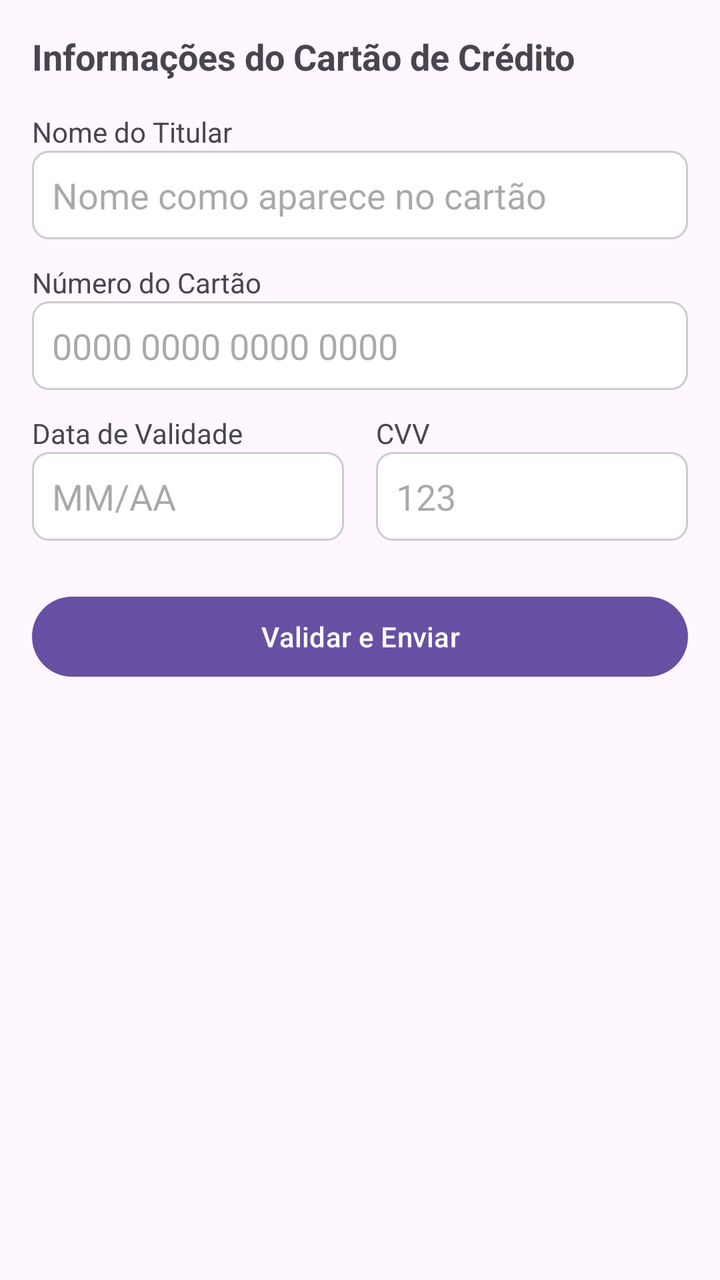
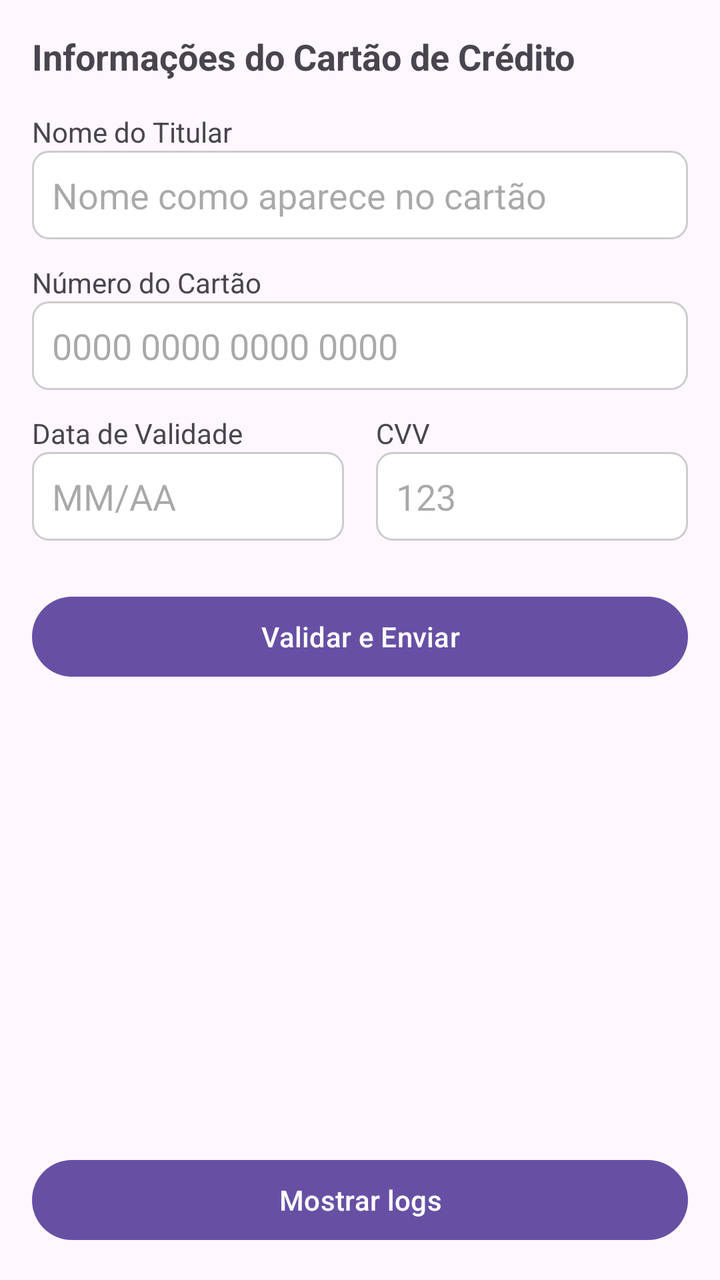

Screens rendered from an Android XML layout before and after an edit, with the pre-edit source and the edit as a unified diff.
<!-- AndroidManifest.xml: application theme Theme.Desafio_tupi -->
<!-- res/layout/activity_main.xml -->
<?xml version="1.0" encoding="utf-8"?>
<LinearLayout xmlns:android="http://schemas.android.com/apk/res/android"
    xmlns:app="http://schemas.android.com/apk/res-auto"
    android:layout_width="match_parent"
    android:layout_height="wrap_content"
    android:orientation="vertical"
    android:padding="16dp">

    <TextView
        android:layout_width="match_parent"
        android:layout_height="wrap_content"
        android:layout_marginBottom="16dp"
        android:text="Informações do Cartão de Crédito"
        android:textSize="18sp"
        android:textStyle="bold" />

    
    <TextView
        android:layout_width="match_parent"
        android:layout_height="wrap_content"
        android:text="Nome do Titular"
        android:textSize="14sp" />

    <EditText
        android:id="@+id/editTextCardholderName"
        android:layout_width="match_parent"
        android:layout_height="wrap_content"
        android:layout_marginBottom="12dp"
        android:background="@drawable/rounded_edittext"
        android:hint="Nome como aparece no cartão"
        android:inputType="textPersonName"
        android:maxLines="1" />

    
    <TextView
        android:layout_width="match_parent"
        android:layout_height="wrap_content"
        android:text="Número do Cartão"
        android:textSize="14sp" />

    <EditText
        android:id="@+id/editTextCardNumber"
        android:layout_width="match_parent"
        android:layout_height="wrap_content"
        android:layout_marginBottom="12dp"
        android:background="@drawable/rounded_edittext"
        android:hint="0000 0000 0000 0000"
        android:inputType="number" />

    
    <LinearLayout
        android:layout_width="match_parent"
        android:layout_height="wrap_content"
        android:orientation="horizontal">

        <LinearLayout
            android:layout_width="0dp"
            android:layout_height="wrap_content"
            android:layout_marginEnd="8dp"
            android:layout_weight="1"
            android:orientation="vertical">

            <TextView
                android:layout_width="match_parent"
                android:layout_height="wrap_content"
                android:text="Data de Validade"
                android:textSize="14sp" />

            <EditText
                android:id="@+id/editTextExpiryDate"
                android:layout_width="match_parent"
                android:layout_height="wrap_content"
                android:background="@drawable/rounded_edittext"
                android:hint="MM/AA"
                android:inputType="date"
                android:maxLength="5" />
        </LinearLayout>

        <LinearLayout
            android:layout_width="0dp"
            android:layout_height="wrap_content"
            android:layout_marginStart="8dp"
            android:layout_weight="1"
            android:orientation="vertical">

            <TextView
                android:layout_width="match_parent"
                android:layout_height="wrap_content"
                android:text="CVV"
                android:textSize="14sp" />

            <EditText
                android:id="@+id/editTextCvv"
                android:layout_width="match_parent"
                android:layout_height="wrap_content"
                android:background="@drawable/rounded_edittext"
                android:hint="123"
                android:inputType="number"
                android:maxLength="3" />
        </LinearLayout>
    </LinearLayout>

    <Button
        android:id="@+id/buttonValidate"
        android:layout_width="match_parent"
        android:layout_height="wrap_content"
        android:layout_marginTop="24dp"
        android:text="Validar e Enviar" />

</LinearLayout>
<!-- resources referenced by this layout -->
<resources>
  <!-- drawable rounded_edittext (drawable) -->
  <?xml version="1.0" encoding="utf-8"?>
  <shape xmlns:android="http://schemas.android.com/apk/res/android">
      <solid android:color="#FFFFFF" />
      <stroke
          android:width="1dp"
          android:color="#CCCCCC" />
      <corners android:radius="8dp" />
      <padding
          android:bottom="10dp"
          android:left="10dp"
          android:right="10dp"
          android:top="10dp" />
  </shape>
  <style name="Theme.Desafio_tupi" parent="Base.Theme.Desafio_tupi" />
  <style name="Base.Theme.Desafio_tupi" parent="Theme.Material3.DayNight.NoActionBar">
          
          
      </style>
</resources>

<!-- the commit's change to res/layout/activity_main.xml (unified diff, before → after) -->
@@ -1,8 +1,9 @@
 <?xml version="1.0" encoding="utf-8"?>
 <LinearLayout xmlns:android="http://schemas.android.com/apk/res/android"
     xmlns:app="http://schemas.android.com/apk/res-auto"
+    xmlns:tools="http://schemas.android.com/tools"
     android:layout_width="match_parent"
-    android:layout_height="wrap_content"
+    android:layout_height="match_parent"
     android:orientation="vertical"
     android:padding="16dp">
 
@@ -107,4 +108,57 @@
         android:layout_marginTop="24dp"
         android:text="Validar e Enviar" />
 
+    <androidx.recyclerview.widget.RecyclerView
+        android:id="@+id/recyclerLogs"
+        android:layout_width="match_parent"
+        android:layout_height="wrap_content"
+        android:layout_marginTop="10dp"
+        android:visibility="gone"
+        tools:itemCount="4"
+        tools:listitem="@layout/item_recycler_logs" />
+
+    <Space
+        android:layout_width="match_parent"
+        android:layout_height="wrap_content"
+        android:layout_weight="1" />
+
+    <Button
+        android:id="@+id/buttonShowLogs"
+        android:layout_width="match_parent"
+        android:layout_height="wrap_content"
+        android:layout_marginTop="24dp"
+        android:text="Mostrar logs" />
+
+    <Button
+        android:id="@+id/buttonCloseLogs"
+        android:layout_width="match_parent"
+        android:layout_height="wrap_content"
+        android:layout_marginTop="24dp"
+        android:text="Fechar logs"
+        android:visibility="gone" />
 </LinearLayout>
+<!-- res/layout/item_recycler_logs.xml (included above) -->
+<?xml version="1.0" encoding="utf-8"?>
+<androidx.constraintlayout.widget.ConstraintLayout xmlns:android="http://schemas.android.com/apk/res/android"
+    xmlns:app="http://schemas.android.com/apk/res-auto"
+    android:layout_width="match_parent"
+    android:layout_height="wrap_content"
+    android:paddingBottom="14dp">
+
+    <TextView
+        android:id="@+id/txt_message"
+        android:layout_width="match_parent"
+        android:layout_height="wrap_content"
+        android:layout_marginHorizontal="10dp"
+        android:layout_marginTop="4dp"
+        android:text="Logs"
+        app:layout_constraintTop_toTopOf="parent" />
+
+    <View
+        android:layout_width="match_parent"
+        android:layout_height="1.5dp"
+        android:layout_marginTop="4dp"
+        android:background="@color/black"
+        app:layout_constraintTop_toBottomOf="@+id/txt_message" />
+
+</androidx.constraintlayout.widget.ConstraintLayout>
<!-- resource entries referenced after the edit -->
@@ -1,5 +1,6 @@
 <!-- resources referenced by this layout -->
 <resources>
+  <color name="black">#FF000000</color>
   <!-- drawable rounded_edittext (drawable) -->
   <?xml version="1.0" encoding="utf-8"?>
   <shape xmlns:android="http://schemas.android.com/apk/res/android">
